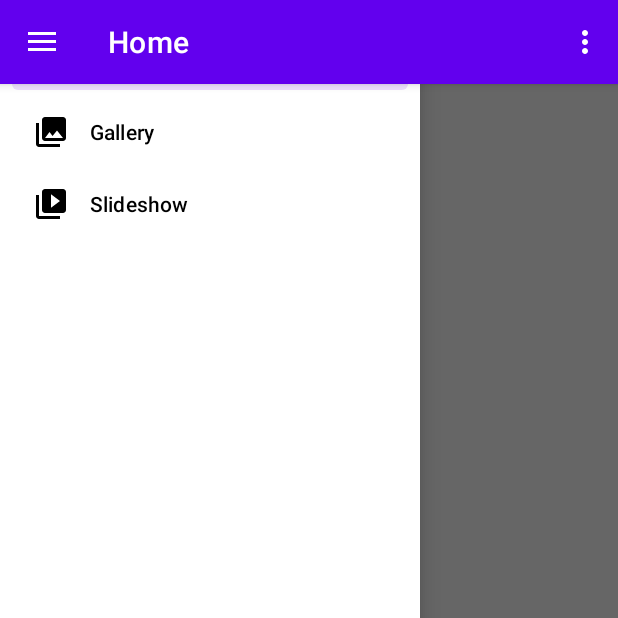
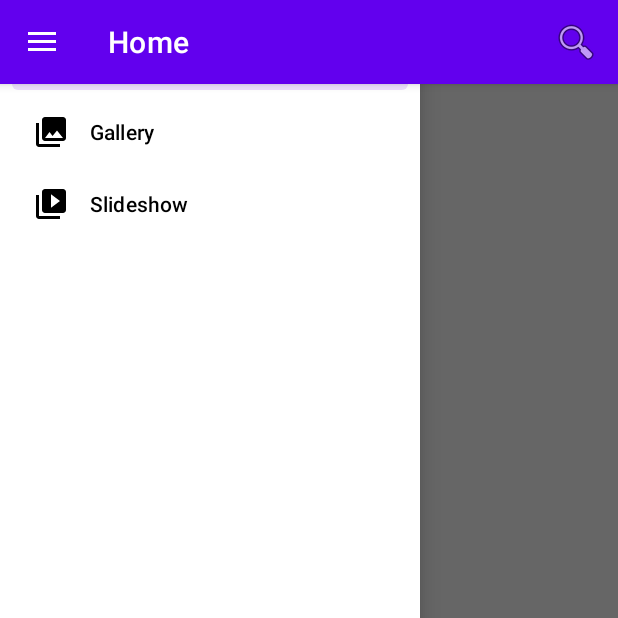
Before and after one commit to FundacioEsplaiJava2024/Flashcards, an Android app: the MainActivity screen opened directly, with no data from a screen before it, with the side drawer open, on a phone screen of 412 x 824 dp, the top half of it. Run offline under Robolectric (Android 15) with nearby library versions, the phone set to English and light mode, and no system bars; our stand-ins replace navigation-ui; libraries missing offline, so code that uses them is left out: com.yuyakaido.android; 3 statements that could not run were skipped.

Commit message:
added searchbar, todo: fix navbar and like

```diff
--- a/App/app/src/main/java/com/esplai/flashcards/MainActivity.java
+++ b/App/app/src/main/java/com/esplai/flashcards/MainActivity.java
@@ -2,6 +2,7 @@ package com.esplai.flashcards;
 
 import android.os.Bundle;
 import android.util.Log;
+import android.view.MenuItem;
 import android.view.View;
 import android.view.Menu;
 import android.view.animation.LinearInterpolator;
@@ -13,6 +14,7 @@ import com.esplai.flashcards.service.cardlogic.CardModel;
 import com.google.android.material.snackbar.Snackbar;
 import com.google.android.material.navigation.NavigationView;
 
+import androidx.appcompat.widget.SearchView;
 import androidx.navigation.NavController;
 import androidx.navigation.Navigation;
 import androidx.navigation.ui.AppBarConfiguration;
@@ -132,15 +134,26 @@ public class MainActivity extends AppCompatActivity {
 
     @Override
     public boolean onCreateOptionsMenu(Menu menu) {
-        // Inflate the menu; this adds items to the action bar if it is present.
         getMenuInflater().inflate(R.menu.main, menu);
+
+        // Configurar el SearchView
+        MenuItem searchItem = menu.findItem(R.id.action_search);
+        SearchView searchView = (SearchView) searchItem.getActionView();
+
+        searchView.setOnQueryTextListener(new SearchView.OnQueryTextListener() {
+            @Override
+            public boolean onQueryTextSubmit(String query) {
+                // Acción a realizar cuando se presiona el botón de búsqueda
+                return false;
+            }
+
+            @Override
+            public boolean onQueryTextChange(String newText) {
+                // Acción a realizar cuando el texto de la búsqueda cambia
+                return false;
+            }
+        });
+
         return true;
     }
-
-    @Override
-    public boolean onSupportNavigateUp() {
-        NavController navController = Navigation.findNavController(this, R.id.nav_host_fragment_content_main);
-        return NavigationUI.navigateUp(navController, mAppBarConfiguration)
-                || super.onSupportNavigateUp();
-    }
 }
--- a/App/app/src/main/java/com/esplai/flashcards/service/cardlogic/CardModel.java
+++ b/App/app/src/main/java/com/esplai/flashcards/service/cardlogic/CardModel.java
@@ -2,7 +2,7 @@ package com.esplai.flashcards.service.cardlogic;
 
 public class CardModel {
     private String text, backside;
-    private Boolean isLiked;
+    private Boolean isLiked = false;
 
     public CardModel() {
 
--- a/App/app/src/main/res/menu/main.xml
+++ b/App/app/src/main/res/menu/main.xml
@@ -1,9 +1,9 @@
-<?xml version="1.0" encoding="utf-8"?>
 <menu xmlns:android="http://schemas.android.com/apk/res/android"
     xmlns:app="http://schemas.android.com/apk/res-auto">
     <item
-        android:id="@+id/action_settings"
-        android:orderInCategory="100"
-        android:title="@string/action_settings"
-        app:showAsAction="never" />
+        android:id="@+id/action_search"
+        android:icon="@android:drawable/ic_menu_search"
+        android:title="Search"
+        app:actionViewClass="androidx.appcompat.widget.SearchView"
+        app:showAsAction="ifRoom|collapseActionView" />
 </menu>
```
Also changed, not shown: App/app/src/main/java/com/esplai/flashcards/service/cardlogic/CardAdapter.java (+37 -8 lines), App/app/src/main/res/layout/flash_card.xml (+6 -3 lines).
